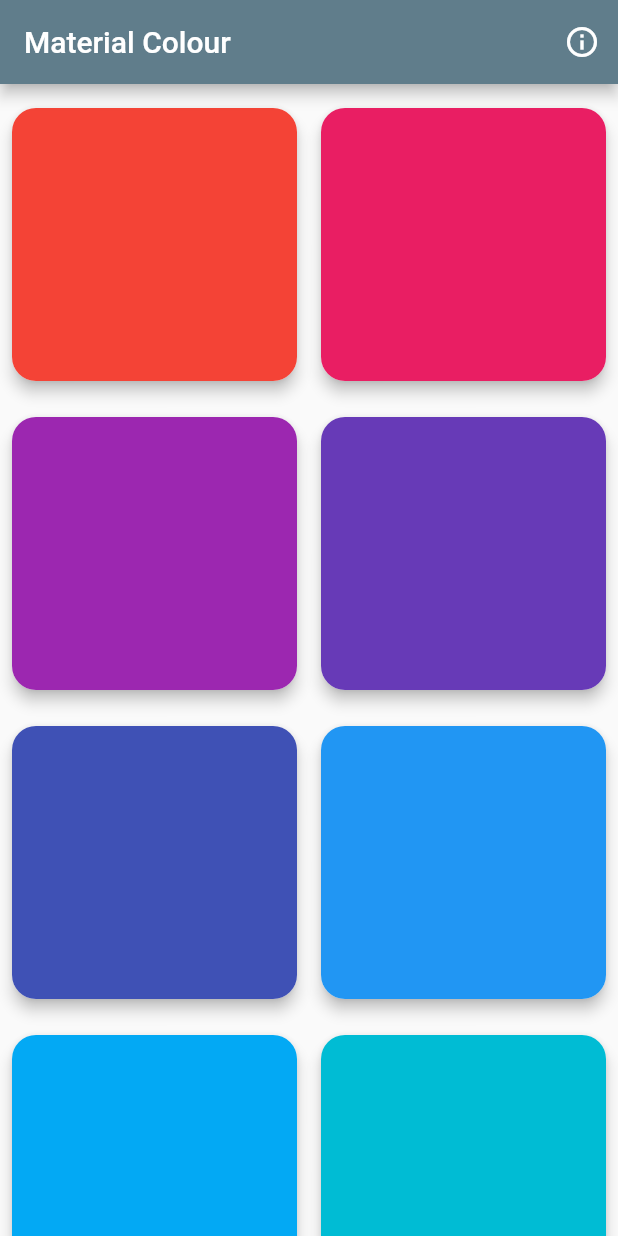
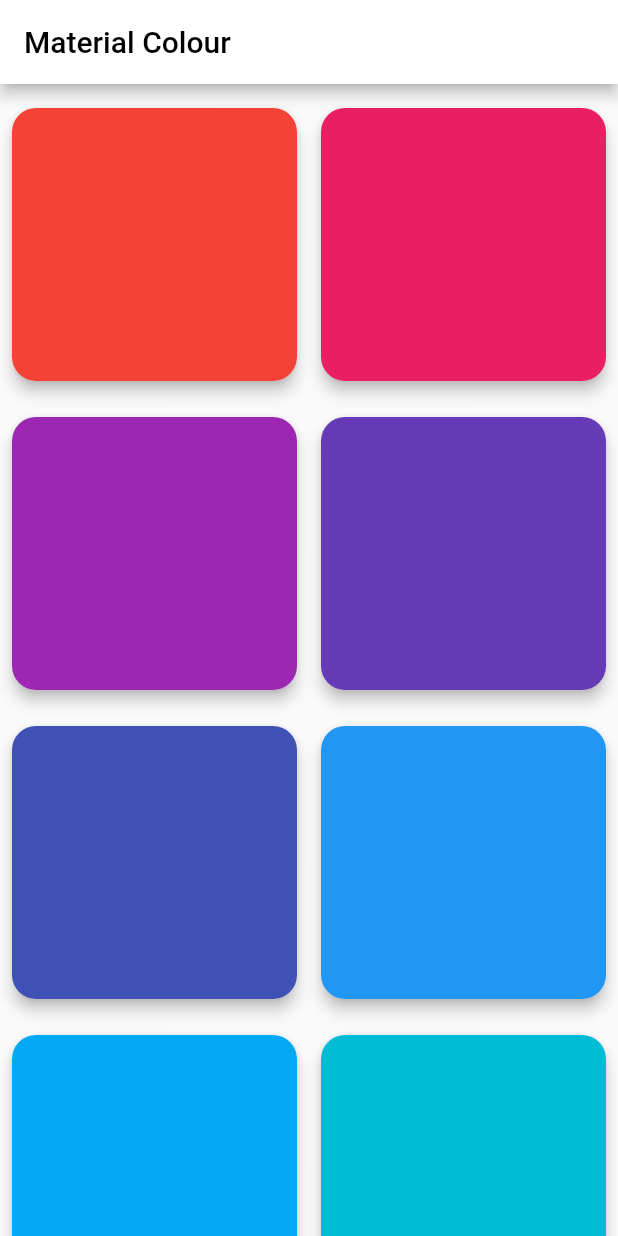
Before and after one commit to HenryQuan/flutter-material-colour, a Flutter app: the screen it shows after launch, on a phone screen of 412 x 824 dp. Run offline on Flutter 3.47's test engine with Material 2 defaults, Android fonts, the phone set to English and light mode, and no system bars.

Commit message:
appbar becomes white

```diff
--- a/lib/page/home.dart
+++ b/lib/page/home.dart
@@ -17,7 +17,14 @@ class HomePage extends StatelessWidget {
   Widget build(BuildContext context) {
     return Scaffold(
       appBar: AppBar(
-        title: Text(title),
+        title: Text(
+          title,
+          style: TextStyle(
+            color: Colors.black
+          ),
+        ),
+        backgroundColor: Colors.white,
+        brightness: Brightness.light,
         actions: <Widget>[
           IconButton(
             icon: Icon(Icons.info_outline),
```
